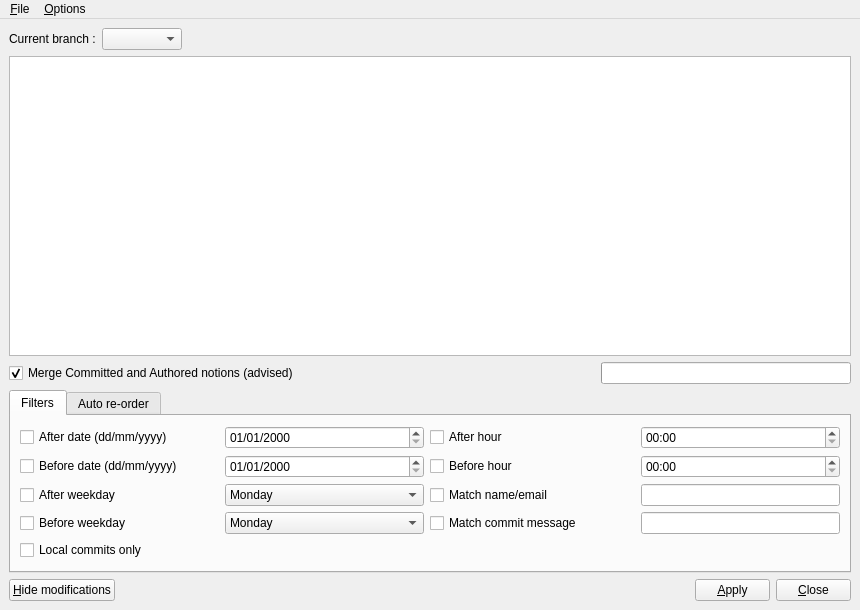
mike-perdide/gitbuster, file qGitFilterBranch/main_window.ui: the form before one commit.
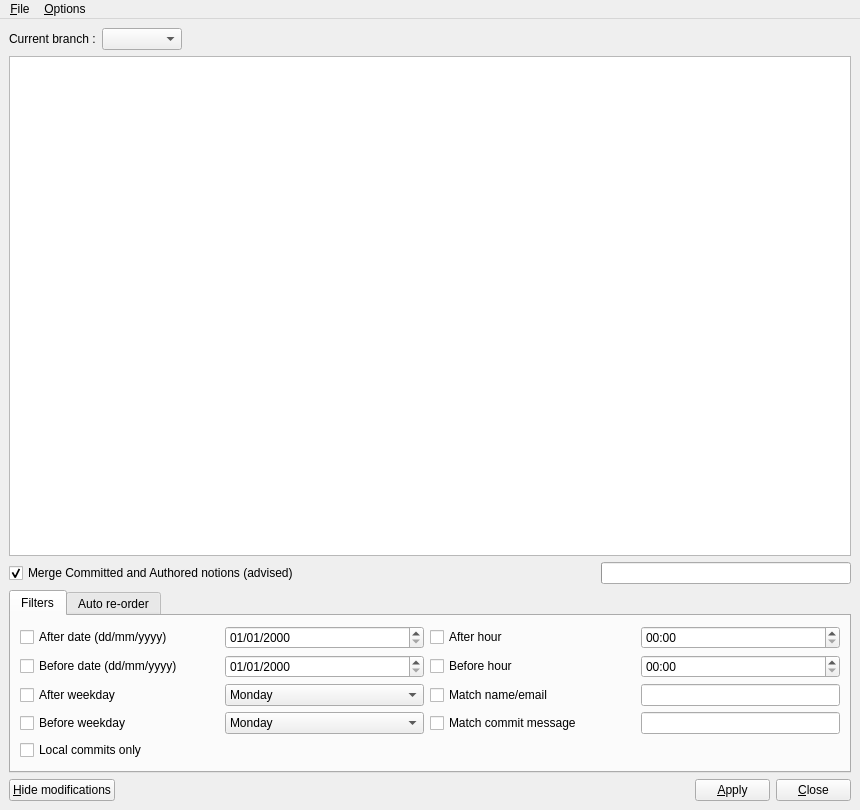
The form after the commit.

Commit message: Extending the height of the window.

The edit to the form file:
```diff
--- a/qGitFilterBranch/main_window.ui
+++ b/qGitFilterBranch/main_window.ui
@@ -7,7 +7,7 @@
     <x>0</x>
     <y>0</y>
     <width>860</width>
-    <height>610</height>
+    <height>810</height>
    </rect>
   </property>
   <property name="windowTitle">
```
